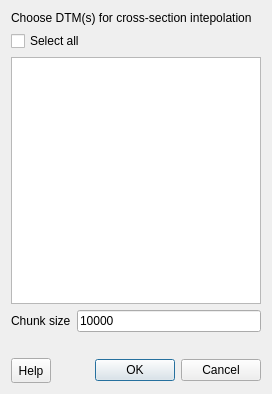
Qt form rivergis/ui/ui_dtmSetup.ui (erpas/rgis) before a commit.
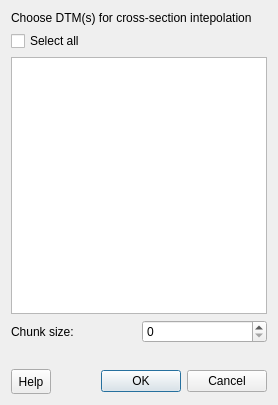
The same form after that commit.

Commit message: Changed text field to spinbox in dtmSetup dialog.

The edit to the form file:
```diff
--- a/rivergis/ui/ui_dtmSetup.ui
+++ b/rivergis/ui/ui_dtmSetup.ui
@@ -6,8 +6,8 @@
    <rect>
     <x>0</x>
     <y>0</y>
-    <width>272</width>
-    <height>394</height>
+    <width>278</width>
+    <height>405</height>
    </rect>
   </property>
   <property name="windowTitle">
@@ -57,17 +57,17 @@
           <string>&lt;html&gt;&lt;head/&gt;&lt;body&gt;&lt;p&gt;Maximum number of raster cell values fetched at once by a database query. &lt;/p&gt;&lt;p&gt;If the number of raster cells exceeds the chunk size they are fetched successively.&lt;/p&gt;&lt;/body&gt;&lt;/html&gt;</string>
          </property>
          <property name="text">
-          <string>Chunk size</string>
+          <string>Chunk size:</string>
          </property>
         </widget>
        </item>
        <item>
-        <widget class="QLineEdit" name="chunksize">
-         <property name="toolTip">
-          <string>&lt;html&gt;&lt;head/&gt;&lt;body&gt;&lt;p&gt;Maximum number of raster cell values fetched at once by a database query. &lt;/p&gt;&lt;p&gt;If the number of raster cells exceeds the chunk size they are fetched successively.&lt;/p&gt;&lt;/body&gt;&lt;/html&gt;</string>
+        <widget class="QSpinBox" name="chunksize">
+         <property name="maximum">
+          <number>999999999</number>
          </property>
-         <property name="text">
-          <string>10000</string>
+         <property name="singleStep">
+          <number>1000</number>
          </property>
         </widget>
        </item>
```
The commit also changes 7 other files.
